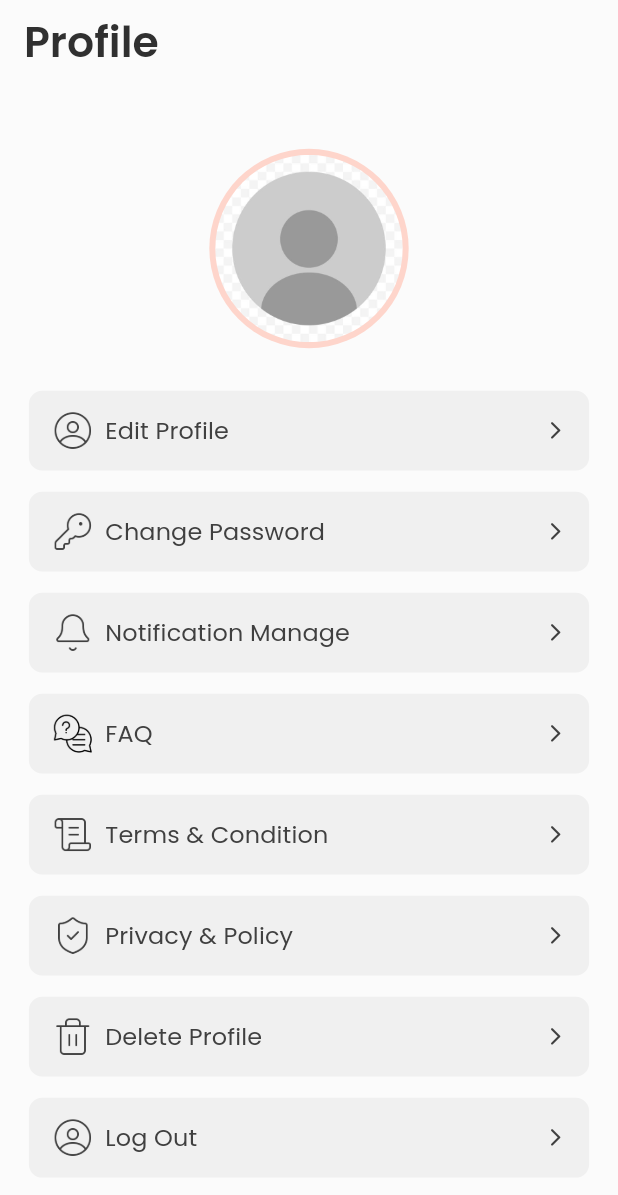
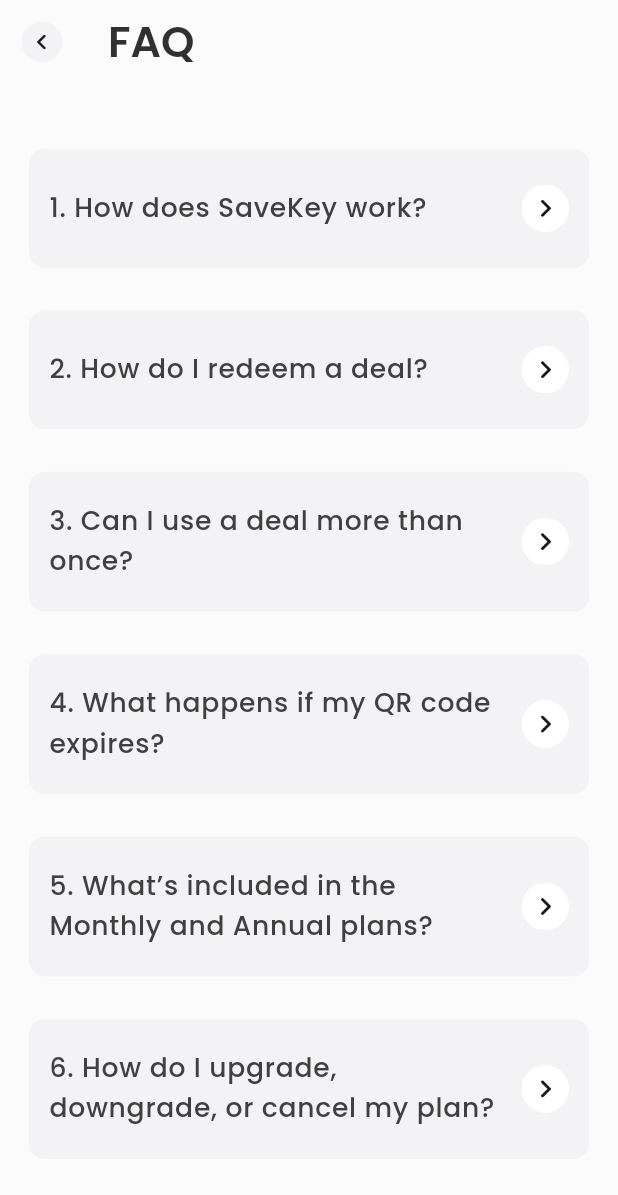
Before and after one commit to saiedfoyez23/market_place_app, a Flutter app: the ProfileView screen opened directly, after a tap on "FAQ", on a phone screen of 412 x 824 dp. Shown: the top 1195 px of the screen. Run offline on Flutter 3.47's test engine with Material 3 defaults, Android fonts, the phone set to English and light mode, and no system bars; our stand-ins replace get, google_fonts, pinput.

Commit message:
add all coide

```diff
--- a/lib/module/module.dart
+++ b/lib/module/module.dart
@@ -23,6 +23,8 @@
 export 'user/profile/widget/profile_view_button.dart';
 export 'user/profile/view/profile_terms_and_condition_view.dart';
 export 'user/profile/view/profile_privacy_and_policy_view.dart';
+export 'user/profile/view/profile_faq_view.dart';
+export 'user/profile/controller/profile_faq_controller.dart';
 export 'vendor/onboarding/view/vendor_onboarding_view.dart';
 export 'vendor/onboarding/controller/vendor_onboarding_controller.dart';
 export 'planer/onboarding/view/planer_onboarding_view.dart';
--- /dev/null
+++ b/lib/module/user/profile/controller/profile_faq_controller.dart
@@ -0,0 +1,70 @@
+import 'package:flutter/material.dart';
+import 'package:get/get.dart';
+
+class ProfileFaqController extends GetxController {
+
+  RxList<Map<String, String>> faqList = <Map<String, String>>[
+    {
+      'question': 'How does SaveKey work?',
+      'answer': 'SaveKey connects you to local businesses offering exclusive deals and discounts. Simply sign up, choose your plan, and start redeeming offers in-store using your unique QR code.'
+    },
+    {
+      'question': 'How do I redeem a deal?',
+      'answer': 'You can redeem a deal by visiting the partnered business and scanning your unique QR code at checkout.'
+    },
+    {
+      'question': 'Can I use a deal more than once?',
+      'answer': 'Each deal can be used according to the terms specified in the app.'
+    },
+    {
+      'question': 'What happens if my QR code expires?',
+      'answer': 'You can generate a new QR code from your account page anytime.'
+    },
+    {
+      'question': 'What’s included in the Monthly and Annual plans?',
+      'answer': 'Both plans give access to exclusive offers and discounts at participating businesses.'
+    },
+    {
+      'question': 'How do I upgrade, downgrade, or cancel my plan?',
+      'answer': 'You can manage your subscription anytime from your account settings in the app.'
+    },
+  ].obs;
+
+  RxList<ExpansibleController> tileControllers = <ExpansibleController>[].obs;
+  RxInt currentExpanded = (-1).obs;
+
+  @override
+  void onInit() {
+    super.onInit();
+    tileControllers.value = List.generate(faqList.length, (_) => ExpansibleController());
+  }
+
+  @override
+  void onClose() {
+    for (final controller in tileControllers) {
+      controller.dispose();
+    }
+    super.onClose();
+  }
+
+  void expandOnly(int index) {
+    // Collapse all other tiles
+    for (int i = 0; i < tileControllers.length; i++) {
+      if (i != index) {
+        tileControllers[i].collapse();
+      }
+    }
+    // Expand the selected tile
+    tileControllers[index].expand();
+    currentExpanded.value = index;
+  }
+
+  void collapseCurrent() {
+    if (currentExpanded.value != -1) {
+      tileControllers[currentExpanded.value].collapse();
+      currentExpanded.value = -1;
+    }
+  }
+
+
+}
--- /dev/null
+++ b/lib/module/user/profile/view/profile_faq_view.dart
@@ -0,0 +1,117 @@
+import 'package:flutter/material.dart';
+import 'package:get/get.dart';
+import 'package:marketplaceapp/utils/utils.dart';
+import 'package:marketplaceapp/module/module.dart';
+
+class ProfileFaqView extends StatelessWidget {
+  ProfileFaqView({super.key});
+
+  final ProfileFaqController profileFaqController = Get.put(ProfileFaqController());
+
+  @override
+  Widget build(BuildContext context) {
+    return Scaffold(
+      body: Obx(()=>SafeArea(
+        child: Container(
+          height: 930.h(context),
+          width: 428.w(context),
+          decoration: BoxDecoration(
+            color: ColorUtils.white251,
+          ),
+          child: CustomScrollView(
+            slivers: [
+
+              AuthAppBarHelperWidget(
+                onBackPressed: () async {
+                  Get.off(()=>DashboardUserView(index: 4,),preventDuplicates: false);
+                },
+                title: "FAQ",
+              ),
+
+
+              SliverToBoxAdapter(
+                child: SpaceHelperWidget.v(32.h(context)),
+              ),
+
+
+              SliverList(
+                delegate: SliverChildBuilderDelegate(
+                        (context,int index) {
+                          return Obx(()=>Padding(
+                            padding: EdgeInsets.symmetric(horizontal: 20.hpm(context)),
+                            child: Container(
+                              margin: EdgeInsets.only(bottom: 32.bpm(context)),
+                              padding: EdgeInsets.fromLTRB(
+                                14.lpm(context),
+                                12.tpm(context),
+                                14.lpm(context),
+                                12.tpm(context),
+                              ),
+                              decoration: BoxDecoration(
+                                color: ColorUtils.white243,
+                                borderRadius: BorderRadius.circular(12.r(context)),
+                              ),
+                              child: Theme(
+                                data: Theme.of(context).copyWith(dividerColor: Colors.transparent),
+                                child: ExpansionTile(
+                                  tilePadding: EdgeInsets.zero,
+                                  childrenPadding: EdgeInsets.zero,
+                                  controller: profileFaqController.tileControllers[index],
+                                  onExpansionChanged: (expanded) {
+                                    if (expanded) {
+                                      profileFaqController.expandOnly(index);
+                                    } else {
+                                      profileFaqController.collapseCurrent();
+                                    }
+                                  },
+                                  title: TextHelperClass.headingTextWithoutWidth(
+                                    context: context,
+                                    alignment: Alignment.centerLeft,
+                                    fontSize: 20,
+                                    fontWeight: FontWeight.w500,
+                                    textColor: ColorUtils.black64,
+                                    text: '${index + 1}. ${profileFaqController.faqList[index]['question']}',
+                                  ),
+                                  trailing: profileFaqController.currentExpanded.value == index ?
+                                  ImageHelperWidget.assetImageWidget(
+                                    context: context,
+                                    height: 34.h(context),
+                                    width: 34.w(context),
+                                    imageString: ImageUtils.downImage,
+                                  ) :
+                                  ImageHelperWidget.assetImageWidget(
+                                    context: context,
+                                    height: 34.h(context),
+                                    width: 34.w(context),
+                                    imageString: ImageUtils.leftImage,
+                                  ),
+                                  children: [
+                                    TextHelperClass.headingTextWithoutWidth(
+                                      context: context,
+                                      alignment: Alignment.centerLeft,
+                                      fontSize: 16,
+                                      fontWeight: FontWeight.w400,
+                                      textColor: ColorUtils.black64,
+                                      text: profileFaqController.faqList[index]['answer']!,
+                                    ),
+                                  ],
+                                ),
+                              ),
+                            ),
+                          ));
+                        },
+                    childCount: profileFaqController.faqList.length
+                ),
+              )
+
+
+
+
+
+            ],
+          ),
+        ),
+      )),
+    );
+  }
+}
--- a/lib/module/user/profile/view/profile_view.dart
+++ b/lib/module/user/profile/view/profile_view.dart
@@ -81,7 +81,9 @@
                       context: context,
                       title: "FAQ",
                       imagePath: ImageUtils.faqImage,
-                      onTap: () async {},
+                      onTap: () async {
+                        Get.off(()=>ProfileFaqView(),preventDuplicates: false);
+                      },
                     ),
 
 
--- a/lib/utils/asset_utils/image_utils.dart
+++ b/lib/utils/asset_utils/image_utils.dart
@@ -33,5 +33,7 @@
   static const String notificationManageImage = "image/notification_manage_image.png";
   static const String privacyAndPolicyImage = "image/privacy_and_policy_image.png";
   static const String termsAndConditionImage = "image/terms_and_condition_image.png";
+  static const String downImage = "image/down_image.png";
+  static const String leftImage = "image/left_image.png";
 
 }
```
Also changed, not shown: image/down_image.png (added), image/left_image.png (added).
